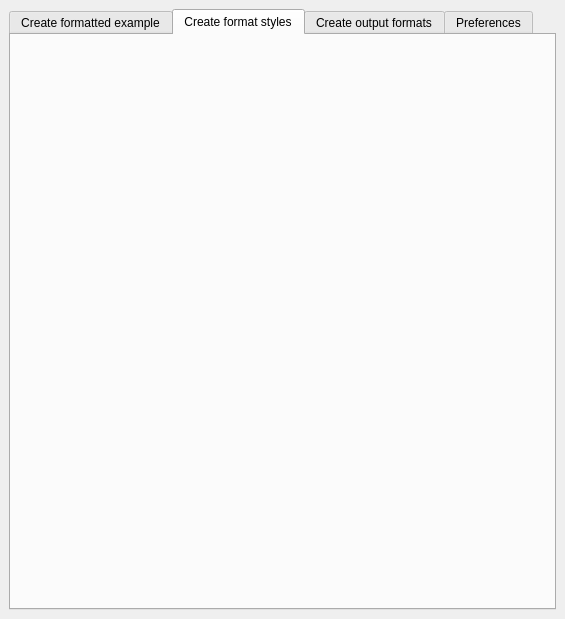
First picture: the form in MainAppDesign.ui, repository SamDelaney/LITE, before the edit.
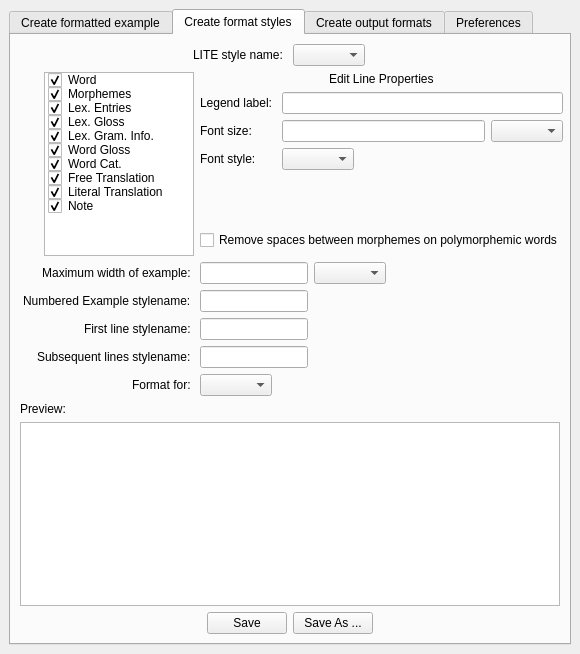
Second picture: the form after the edit. The open tabs and pages were chosen to show the change.

Commit message: Added UI framework for 'Create format styles' tab.

```diff
--- a/MainAppDesign.ui
+++ b/MainAppDesign.ui
@@ -6,8 +6,8 @@
    <rect>
     <x>0</x>
     <y>0</y>
-    <width>565</width>
-    <height>619</height>
+    <width>525</width>
+    <height>654</height>
    </rect>
   </property>
   <property name="windowTitle">
@@ -437,6 +437,368 @@
        <attribute name="title">
         <string>Create format styles</string>
        </attribute>
+       <layout class="QVBoxLayout" name="verticalLayout_2">
+        <item>
+         <layout class="QHBoxLayout" name="styleNameLayout">
+          <item alignment="Qt::AlignRight">
+           <widget class="QLabel" name="styleNameLabel">
+            <property name="text">
+             <string>LITE style name: </string>
+            </property>
+           </widget>
+          </item>
+          <item alignment="Qt::AlignLeft">
+           <widget class="QComboBox" name="styleNameComboBox"/>
+          </item>
+         </layout>
+        </item>
+        <item>
+         <layout class="QFormLayout" name="bodyLayout">
+          <property name="fieldGrowthPolicy">
+           <enum>QFormLayout::FieldsStayAtSizeHint</enum>
+          </property>
+          <property name="labelAlignment">
+           <set>Qt::AlignRight|Qt::AlignTrailing|Qt::AlignVCenter</set>
+          </property>
+          <property name="formAlignment">
+           <set>Qt::AlignHCenter|Qt::AlignTop</set>
+          </property>
+          <item row="1" column="0">
+           <widget class="QListWidget" name="lineListWidget">
+            <property name="maximumSize">
+             <size>
+              <width>150</width>
+              <height>16777215</height>
+             </size>
+            </property>
+            <property name="dragDropMode">
+             <enum>QAbstractItemView::InternalMove</enum>
+            </property>
+            <item>
+             <property name="text">
+              <string>Word</string>
+             </property>
+             <property name="checkState">
+              <enum>Checked</enum>
+             </property>
+             <property name="flags">
+              <set>ItemIsSelectable|ItemIsDragEnabled|ItemIsDropEnabled|ItemIsUserCheckable|ItemIsEnabled</set>
+             </property>
+            </item>
+            <item>
+             <property name="text">
+              <string>Morphemes</string>
+             </property>
+             <property name="checkState">
+              <enum>Checked</enum>
+             </property>
+             <property name="flags">
+              <set>ItemIsSelectable|ItemIsDragEnabled|ItemIsDropEnabled|ItemIsUserCheckable|ItemIsEnabled</set>
+             </property>
+            </item>
+            <item>
+             <property name="text">
+              <string>Lex. Entries</string>
+             </property>
+             <property name="checkState">
+              <enum>Checked</enum>
+             </property>
+             <property name="flags">
+              <set>ItemIsSelectable|ItemIsDragEnabled|ItemIsDropEnabled|ItemIsUserCheckable|ItemIsEnabled</set>
+             </property>
+            </item>
+            <item>
+             <property name="text">
+              <string>Lex. Gloss</string>
+             </property>
+             <property name="checkState">
+              <enum>Checked</enum>
+             </property>
+             <property name="flags">
+              <set>ItemIsSelectable|ItemIsDragEnabled|ItemIsDropEnabled|ItemIsUserCheckable|ItemIsEnabled</set>
+             </property>
+            </item>
+            <item>
+             <property name="text">
+              <string>Lex. Gram. Info.</string>
+             </property>
+             <property name="checkState">
+              <enum>Checked</enum>
+             </property>
+             <property name="flags">
+              <set>ItemIsSelectable|ItemIsDragEnabled|ItemIsDropEnabled|ItemIsUserCheckable|ItemIsEnabled</set>
+             </property>
+            </item>
+            <item>
+             <property name="text">
+              <string>Word Gloss</string>
+             </property>
+             <property name="checkState">
+              <enum>Checked</enum>
+             </property>
+             <property name="flags">
+              <set>ItemIsSelectable|ItemIsDragEnabled|ItemIsDropEnabled|ItemIsUserCheckable|ItemIsEnabled</set>
+             </property>
+            </item>
+            <item>
+             <property name="text">
+              <string>Word Cat.</string>
+             </property>
+             <property name="checkState">
+              <enum>Checked</enum>
+             </property>
+             <property name="flags">
+              <set>ItemIsSelectable|ItemIsDragEnabled|ItemIsDropEnabled|ItemIsUserCheckable|ItemIsEnabled</set>
+             </property>
+            </item>
+            <item>
+             <property name="text">
+              <string>Free Translation</string>
+             </property>
+             <property name="checkState">
+              <enum>Checked</enum>
+             </property>
+            </item>
+            <item>
+             <property name="text">
+              <string>Literal Translation</string>
+             </property>
+             <property name="checkState">
+              <enum>Checked</enum>
+             </property>
+             <property name="flags">
+              <set>ItemIsSelectable|ItemIsDragEnabled|ItemIsDropEnabled|ItemIsUserCheckable|ItemIsEnabled</set>
+             </property>
+            </item>
+            <item>
+             <property name="text">
+              <string>Note</string>
+             </property>
+             <property name="checkState">
+              <enum>Checked</enum>
+             </property>
+             <property name="flags">
+              <set>ItemIsSelectable|ItemIsDragEnabled|ItemIsDropEnabled|ItemIsUserCheckable|ItemIsEnabled</set>
+             </property>
+            </item>
+           </widget>
+          </item>
+          <item row="1" column="1">
+           <layout class="QVBoxLayout" name="linePropsLayout">
+            <property name="bottomMargin">
+             <number>6</number>
+            </property>
+            <item alignment="Qt::AlignHCenter">
+             <widget class="QLabel" name="linePropsLabel">
+              <property name="sizePolicy">
+               <sizepolicy hsizetype="Preferred" vsizetype="Maximum">
+                <horstretch>0</horstretch>
+                <verstretch>0</verstretch>
+               </sizepolicy>
+              </property>
+              <property name="minimumSize">
+               <size>
+                <width>0</width>
+                <height>12</height>
+               </size>
+              </property>
+              <property name="text">
+               <string>Edit Line Properties</string>
+              </property>
+             </widget>
+            </item>
+            <item>
+             <layout class="QFormLayout" name="linePropsInternalLayout">
+              <item row="0" column="0">
+               <widget class="QLabel" name="legendLabelLabel">
+                <property name="text">
+                 <string>Legend label: </string>
+                </property>
+               </widget>
+              </item>
+              <item row="0" column="1">
+               <widget class="QLineEdit" name="legendLabelLineEdit"/>
+              </item>
+              <item row="1" column="0">
+               <widget class="QLabel" name="fontSizeLabel">
+                <property name="text">
+                 <string>Font size: </string>
+                </property>
+               </widget>
+              </item>
+              <item row="1" column="1">
+               <layout class="QHBoxLayout" name="fontSizeLayout">
+                <item>
+                 <widget class="QLineEdit" name="fontSizeLineEdit"/>
+                </item>
+                <item>
+                 <widget class="QComboBox" name="fontSizeComboBox"/>
+                </item>
+               </layout>
+              </item>
+              <item row="2" column="0">
+               <widget class="QLabel" name="fontStyleLabel">
+                <property name="text">
+                 <string>Font style: </string>
+                </property>
+               </widget>
+              </item>
+              <item row="2" column="1">
+               <layout class="QHBoxLayout" name="fontStyleLayout">
+                <item>
+                 <widget class="QComboBox" name="comboBox_4"/>
+                </item>
+                <item>
+                 <spacer name="horizontalSpacer_15">
+                  <property name="orientation">
+                   <enum>Qt::Horizontal</enum>
+                  </property>
+                  <property name="sizeHint" stdset="0">
+                   <size>
+                    <width>40</width>
+                    <height>20</height>
+                   </size>
+                  </property>
+                 </spacer>
+                </item>
+               </layout>
+              </item>
+             </layout>
+            </item>
+            <item>
+             <widget class="QCheckBox" name="removeSpacesCheckBox">
+              <property name="text">
+               <string>Remove spaces between morphemes on polymorphemic words</string>
+              </property>
+             </widget>
+            </item>
+           </layout>
+          </item>
+          <item row="2" column="0">
+           <widget class="QLabel" name="maxWidthLabel">
+            <property name="sizePolicy">
+             <sizepolicy hsizetype="Maximum" vsizetype="Preferred">
+              <horstretch>0</horstretch>
+              <verstretch>0</verstretch>
+             </sizepolicy>
+            </property>
+            <property name="layoutDirection">
+             <enum>Qt::RightToLeft</enum>
+            </property>
+            <property name="text">
+             <string>Maximum width of example: </string>
+            </property>
+            <property name="alignment">
+             <set>Qt::AlignRight|Qt::AlignTrailing|Qt::AlignVCenter</set>
+            </property>
+           </widget>
+          </item>
+          <item row="2" column="1">
+           <layout class="QHBoxLayout" name="maxWidthLayout">
+            <item>
+             <widget class="QLineEdit" name="maxWidthLineEdit">
+              <property name="maximumSize">
+               <size>
+                <width>133</width>
+                <height>16777215</height>
+               </size>
+              </property>
+              <property name="autoFillBackground">
+               <bool>false</bool>
+              </property>
+              <property name="clearButtonEnabled">
+               <bool>false</bool>
+              </property>
+             </widget>
+            </item>
+            <item>
+             <widget class="QComboBox" name="maxWidthComboBox"/>
+            </item>
+           </layout>
+          </item>
+          <item row="3" column="0">
+           <widget class="QLabel" name="numberedExampleLabel">
+            <property name="sizePolicy">
+             <sizepolicy hsizetype="Maximum" vsizetype="Preferred">
+              <horstretch>0</horstretch>
+              <verstretch>0</verstretch>
+             </sizepolicy>
+            </property>
+            <property name="layoutDirection">
+             <enum>Qt::RightToLeft</enum>
+            </property>
+            <property name="text">
+             <string>Numbered Example stylename: </string>
+            </property>
+           </widget>
+          </item>
+          <item row="4" column="0">
+           <widget class="QLabel" name="firstLineLabel">
+            <property name="layoutDirection">
+             <enum>Qt::RightToLeft</enum>
+            </property>
+            <property name="text">
+             <string>First line stylename: </string>
+            </property>
+           </widget>
+          </item>
+          <item row="5" column="0">
+           <widget class="QLabel" name="subseqLinesLabel">
+            <property name="text">
+             <string>Subsequent lines stylename: </string>
+            </property>
+           </widget>
+          </item>
+          <item row="3" column="1">
+           <widget class="QLineEdit" name="numberedExampleLineEdit"/>
+          </item>
+          <item row="4" column="1">
+           <widget class="QLineEdit" name="firstLineLineEdit"/>
+          </item>
+          <item row="5" column="1">
+           <widget class="QLineEdit" name="subseqLinesLineEdit"/>
+          </item>
+          <item row="6" column="0">
+           <widget class="QLabel" name="formatForLabel">
+            <property name="text">
+             <string>Format for: </string>
+            </property>
+           </widget>
+          </item>
+          <item row="6" column="1">
+           <widget class="QComboBox" name="formatForComboBox"/>
+          </item>
+         </layout>
+        </item>
+        <item>
+         <widget class="QLabel" name="stylePreviewLabel">
+          <property name="text">
+           <string>Preview:</string>
+          </property>
+         </widget>
+        </item>
+        <item>
+         <widget class="QTextBrowser" name="stylePreviewBrowser"/>
+        </item>
+        <item>
+         <layout class="QHBoxLayout" name="saveButtonsLayout">
+          <item alignment="Qt::AlignRight">
+           <widget class="QPushButton" name="saveButton">
+            <property name="text">
+             <string>Save</string>
+            </property>
+           </widget>
+          </item>
+          <item alignment="Qt::AlignLeft">
+           <widget class="QPushButton" name="saveAsButton">
+            <property name="text">
+             <string>Save As ...</string>
+            </property>
+           </widget>
+          </item>
+         </layout>
+        </item>
+       </layout>
       </widget>
       <widget class="QWidget" name="outputFormats">
        <attribute name="title">
```
Left out of the diff: 2 changed lines with no effect on the pictures. The commit also changes 1 other file.
